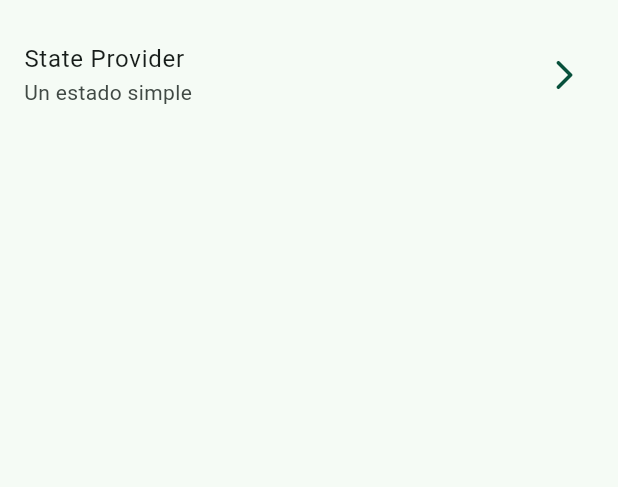
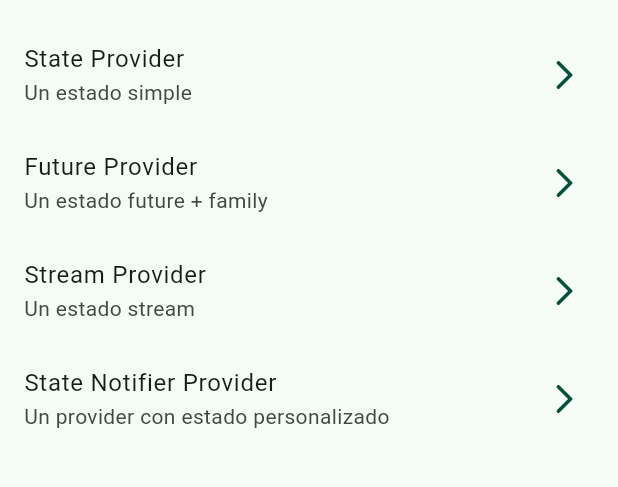
Before and after one commit to MatHeartGaming/flutter_river_app, a Flutter app: the screen it shows after launch, on a phone screen of 412 x 824 dp, the part 63-550 px from its top. Run offline on Flutter 3.47's test engine with Material 3 defaults, Android fonts, the phone set to English and light mode, and no system bars; our stand-ins replace dio, flutter_riverpod, go_router, google_fonts; missing offline and left inert: random_name_generator.

Commit message:
River app with all providers finished

```diff
--- a/lib/config/config.dart
+++ b/lib/config/config.dart
@@ -1,2 +1,4 @@
 export 'theme/app_theme.dart';
 export 'router/app_router.dart';
+export 'helpers/random_generator.dart';
+export 'helpers/pokemon_service.dart';
--- /dev/null
+++ b/lib/config/helpers/random_generator.dart
@@ -0,0 +1,19 @@
+import 'package:random_name_generator/random_name_generator.dart';
+
+class RandomGenerator {
+  static String getRandomName() {
+    final randomNames = RandomNames(Zone.spain);
+    return randomNames.fullName();
+  }
+
+  static Stream<String> getRandomNamesStream({int milliseconds = 500}) {
+    return Stream.periodic(
+      Duration(milliseconds: milliseconds),
+      (computationCount) {
+        final newName = getRandomName();
+        print("Stream new value: $newName");
+        return newName;
+      },
+    );
+  }
+}
--- a/lib/config/router/app_router.dart
+++ b/lib/config/router/app_router.dart
@@ -1,4 +1,5 @@
 import 'package:go_router/go_router.dart';
+import 'package:river_app/presentation/screens/02-future-provider/pokemon_screen.dart';
 import 'package:river_app/presentation/screens/screens.dart';
 
 final appRouter = GoRouter(
@@ -12,4 +13,16 @@ final appRouter = GoRouter(
       path: '/state-provider',
       builder: (context, state) => const StateProviderScreen(),
     ),
+    GoRoute(
+      path: '/future-provider',
+      builder: (context, state) => const PokemonScreen(),
+    ),
+    GoRoute(
+      path: '/stream-provider',
+      builder: (context, state) => const StreamScreen(),
+    ),
+    GoRoute(
+      path: '/state-notifier-provider',
+      builder: (context, state) => const TodosScreen(),
+    ),
 ]);
--- /dev/null
+++ b/lib/domain/domain.dart
@@ -0,0 +1 @@
+export 'entities/todo.dart';
--- /dev/null
+++ b/lib/presentation/providers/providers.dart
@@ -0,0 +1,4 @@
+export './random_name_provider.dart';
+export './pokemon_provider.dart';
+export './random_names_provider.dart';
+export './todos_provider.dart';
--- /dev/null
+++ b/lib/presentation/providers/random_name_provider.dart
@@ -0,0 +1,6 @@
+import 'package:flutter_riverpod/flutter_riverpod.dart';
+import 'package:river_app/config/config.dart';
+
+final randomNameProvider = StateProvider.autoDispose<String>((ref) {
+  return RandomGenerator.getRandomName();
+});
--- /dev/null
+++ b/lib/presentation/providers/random_names_provider.dart
@@ -0,0 +1,19 @@
+import 'package:flutter_riverpod/flutter_riverpod.dart';
+import 'package:river_app/config/config.dart';
+
+final namesStreamProvider = StreamProvider.autoDispose<String>((ref) async* {
+  await for (final name in RandomGenerator.getRandomNamesStream()) {
+    yield name;
+  }
+});
+
+/*final namesStreamProvider = StreamProvider<List<String>>((ref) async* {
+  Future.delayed(const Duration(seconds: 2));
+  yield [];
+  await Future.delayed(const Duration(seconds: 1));
+  yield ['Fernando'];
+  await Future.delayed(const Duration(seconds: 1));
+  yield ['Fernando', 'Matteo'];
+  await Future.delayed(const Duration(seconds: 1));
+  yield ['Fernando', 'Matteo', 'Serena'];
+});*/
--- a/lib/presentation/screens/home/home_screen.dart
+++ b/lib/presentation/screens/home/home_screen.dart
@@ -27,6 +27,21 @@ class _HomeScreenView extends StatelessWidget {
           subtitle: 'Un estado simple',
           location: '/state-provider',
         ),
+        _CustomListTile(
+          title: 'Future Provider',
+          subtitle: 'Un estado future + family',
+          location: '/future-provider',
+        ),
+        _CustomListTile(
+          title: 'Stream Provider',
+          subtitle: 'Un estado stream',
+          location: '/stream-provider',
+        ),
+        _CustomListTile(
+          title: 'State Notifier Provider',
+          subtitle: 'Un provider con estado personalizado',
+          location: '/state-notifier-provider',
+        ),
       ],
     );
   }
--- a/lib/presentation/screens/screens.dart
+++ b/lib/presentation/screens/screens.dart
@@ -1,2 +1,4 @@
+export 'package:river_app/presentation/screens/04-state-notifier-provider/todos_screen.dart';
+export 'package:river_app/presentation/screens/03-stream-provider/stream_screen.dart';
 export 'package:river_app/presentation/screens/01-state-provider/state_provider_screen.dart';
 export 'package:river_app/presentation/screens/home/home_screen.dart';
--- a/pubspec.yaml
+++ b/pubspec.yaml
@@ -7,11 +7,14 @@ environment:
   sdk: '>=3.4.0 <4.0.0'
 
 dependencies:
+  dio: ^5.4.3+1
   flutter:
     sdk: flutter
+  flutter_riverpod: ^2.5.1
   go_router: ^14.1.2
   google_fonts: ^6.2.1
   random_name_generator: ^1.3.0
+  uuid: ^4.4.0
 
 dev_dependencies:
   flutter_lints: ^3.0.0
```
Also changed, not shown: lib/config/helpers/pokemon_service.dart (added, +13 -0 lines), lib/domain/entities/todo.dart (added, +21 -0 lines), lib/main.dart (+6 -1 lines), lib/presentation/providers/pokemon_provider.dart (added, +17 -0 lines), lib/presentation/providers/todos_provider.dart (added, +53 -0 lines), lib/presentation/screens/01-state-provider/state_provider_screen.dart (+15 -4 lines), lib/presentation/screens/02-future-provider/pokemon_screen.dart (added, +52 -0 lines), lib/presentation/screens/03-stream-provider/stream_screen.dart (added, +23 -0 lines), lib/presentation/screens/04-state-notifier-provider/todos_screen.dart (added, +46 -0 lines), pubspec.lock.
